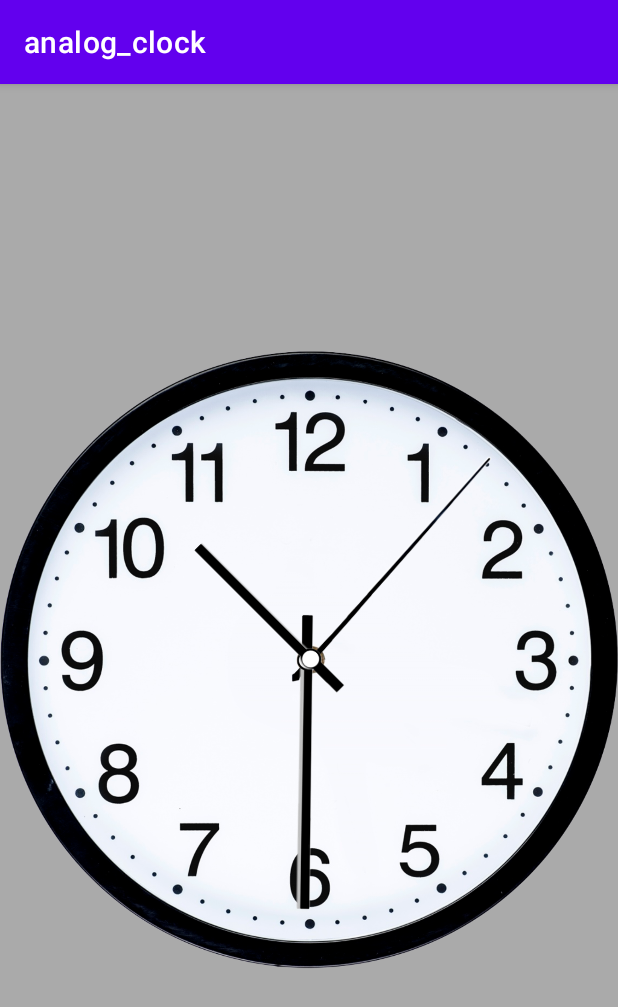
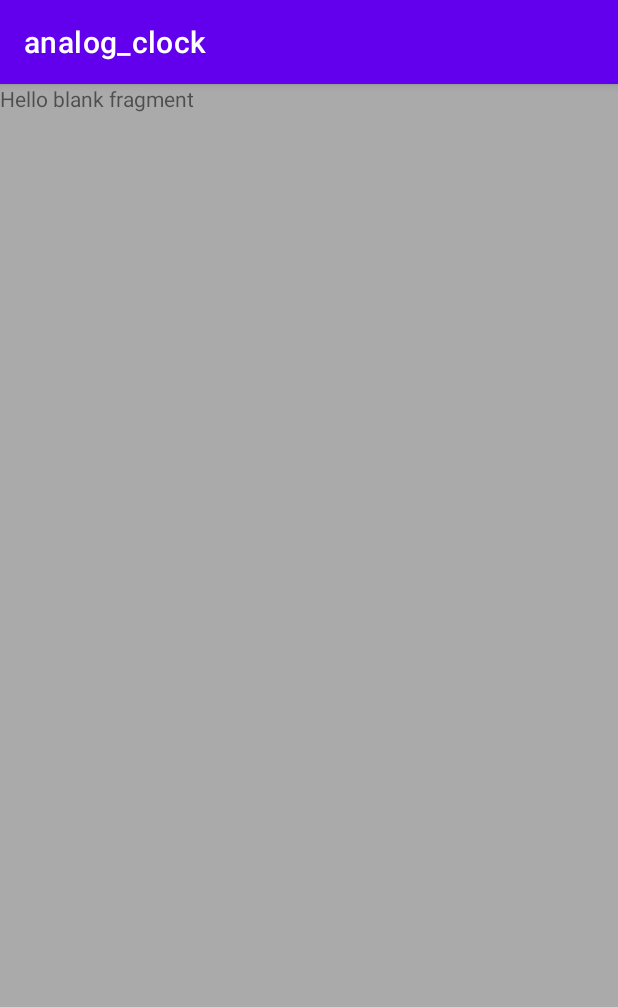
Before and after one commit to Mihail-Larionow/Analog-Clock, an Android app: the screen it shows after launch (MainActivity), on a phone screen of 412 x 824 dp. Shown: the top 1007 px of the screen. Run offline under Robolectric (Android 15) with nearby library versions, the phone set to English and light mode, and no system bars.

Commit message:
Made a PagerView

```diff
--- a/app/src/main/java/com/example/analog_clock/MainActivity.java
+++ b/app/src/main/java/com/example/analog_clock/MainActivity.java
@@ -2,12 +2,22 @@ package com.example.analog_clock;
 
 import android.os.Bundle;
 import androidx.appcompat.app.AppCompatActivity;
+import androidx.viewpager2.adapter.FragmentStateAdapter;
+import androidx.viewpager2.widget.ViewPager2;
+
+import com.example.analog_clock.adapters.PagerAdapter;
 
 public class MainActivity extends AppCompatActivity {
 
+    private ViewPager2 viewPager;
+    private FragmentStateAdapter pagerAdapter;
     @Override
     protected void onCreate(Bundle savedInstanceState) {
         super.onCreate(savedInstanceState);
         setContentView(R.layout.activity_main);
+
+        viewPager = (ViewPager2) findViewById(R.id.pager);
+        pagerAdapter = new PagerAdapter(getSupportFragmentManager(), getLifecycle());
+        viewPager.setAdapter(pagerAdapter);
     }
 }
--- /dev/null
+++ b/app/src/main/java/com/example/analog_clock/adapters/PagerAdapter.java
@@ -0,0 +1,36 @@
+package com.example.analog_clock.adapters;
+
+import androidx.annotation.NonNull;
+import androidx.fragment.app.Fragment;
+import androidx.fragment.app.FragmentManager;
+import androidx.lifecycle.Lifecycle;
+import androidx.viewpager2.adapter.FragmentStateAdapter;
+
+import com.example.analog_clock.fragments.FirstFragment;
+import com.example.analog_clock.fragments.SecondFragment;
+import com.example.analog_clock.fragments.ThirdFragment;
+
+public class PagerAdapter extends FragmentStateAdapter {
+    public PagerAdapter(@NonNull FragmentManager fragmentManager, @NonNull Lifecycle lifecycle) {
+        super(fragmentManager, lifecycle);
+    }
+    @NonNull
+    @Override
+    public Fragment createFragment(int position) {
+        switch (position){
+            case 0:
+                return new FirstFragment();
+            case 1:
+                return new SecondFragment();
+            case 2:
+                return new ThirdFragment();
+            default:
+                return null;
+        }
+    }
+
+    @Override
+    public int getItemCount() {
+        return 2;
+    }
+}
--- /dev/null
+++ b/app/src/main/java/com/example/analog_clock/fragments/FirstFragment.java
@@ -0,0 +1,66 @@
+package com.example.analog_clock.fragments;
+
+import android.os.Bundle;
+
+import androidx.fragment.app.Fragment;
+
+import android.view.LayoutInflater;
+import android.view.View;
+import android.view.ViewGroup;
+
+import com.example.analog_clock.R;
+
+/**
+ * A simple {@link Fragment} subclass.
+ * Use the {@link FirstFragment#newInstance} factory method to
+ * create an instance of this fragment.
+ */
+public class FirstFragment extends Fragment {
+
+    // TODO: Rename parameter arguments, choose names that match
+    // the fragment initialization parameters, e.g. ARG_ITEM_NUMBER
+    private static final String ARG_PARAM1 = "param1";
+    private static final String ARG_PARAM2 = "param2";
+
+    // TODO: Rename and change types of parameters
+    private String mParam1;
+    private String mParam2;
+
+    public FirstFragment() {
+        // Required empty public constructor
+    }
+
+    /**
+     * Use this factory method to create a new instance of
+     * this fragment using the provided parameters.
+     *
+     * @param param1 Parameter 1.
+     * @param param2 Parameter 2.
+     * @return A new instance of fragment FirstFragment.
+     */
+    // TODO: Rename and change types and number of parameters
+    public static FirstFragment newInstance(String param1, String param2) {
+        FirstFragment fragment = new FirstFragment();
+        Bundle args = new Bundle();
+        args.putString(ARG_PARAM1, param1);
+        args.putString(ARG_PARAM2, param2);
+        fragment.setArguments(args);
+        return fragment;
+    }
+
+    @Override
+    public void onCreate(Bundle savedInstanceState) {
+        super.onCreate(savedInstanceState);
+        if (getArguments() != null) {
+            mParam1 = getArguments().getString(ARG_PARAM1);
+            mParam2 = getArguments().getString(ARG_PARAM2);
+        }
+    }
+
+    @Override
+    public View onCreateView(LayoutInflater inflater, ViewGroup container,
+                             Bundle savedInstanceState) {
+        // Inflate the layout for this fragment
+        return inflater.inflate(R.layout.fragment_first, container, false);
+    }
+}
--- a/app/src/main/res/layout/activity_main.xml
+++ b/app/src/main/res/layout/activity_main.xml
@@ -19,8 +19,4 @@
 
     </androidx.viewpager2.widget.ViewPager2>
 
-    <com.example.analog_clock.ui.AnalogClockView
-        android:layout_width="match_parent"
-        android:layout_height="match_parent"/>
-
 </androidx.constraintlayout.widget.ConstraintLayout>
--- /dev/null
+++ b/app/src/main/res/layout/fragment_first.xml
@@ -0,0 +1,14 @@
+<?xml version="1.0" encoding="utf-8"?>
+<FrameLayout xmlns:android="http://schemas.android.com/apk/res/android"
+    xmlns:tools="http://schemas.android.com/tools"
+    android:layout_width="match_parent"
+    android:layout_height="match_parent"
+    tools:context=".fragments.FirstFragment">
+
+    <!-- TODO: Update blank fragment layout -->
+    <TextView
+        android:layout_width="match_parent"
+        android:layout_height="match_parent"
+        android:text="@string/hello_blank_fragment" />
+
+</FrameLayout>
--- a/app/src/main/res/values/strings.xml
+++ b/app/src/main/res/values/strings.xml
@@ -1,3 +1,5 @@
 <resources>
     <string name="app_name">analog_clock</string>
+    <!-- TODO: Remove or change this placeholder text -->
+    <string name="hello_blank_fragment">Hello blank fragment</string>
 </resources>
```
Also changed, not shown: app/src/main/java/com/example/analog_clock/fragments/SecondFragment.java (added, +66 -0 lines), app/src/main/java/com/example/analog_clock/fragments/ThirdFragment.java (added, +66 -0 lines), app/src/main/res/layout/fragment_second.xml (added, +14 -0 lines), app/src/main/res/layout/fragment_third.xml (added, +14 -0 lines).
